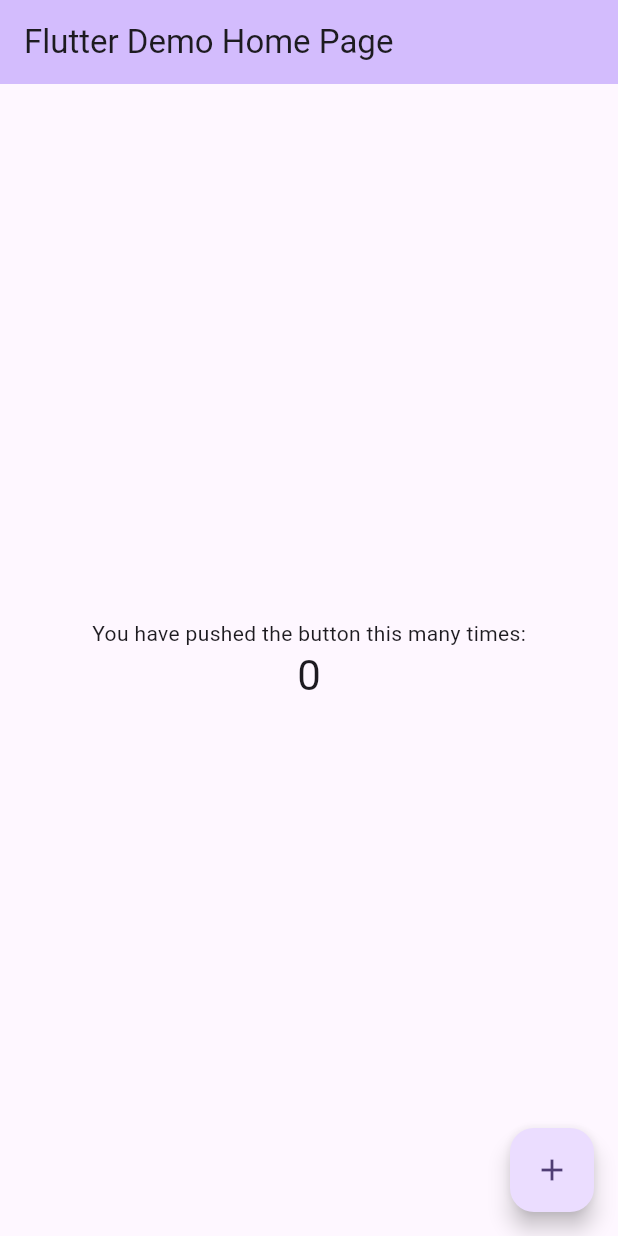
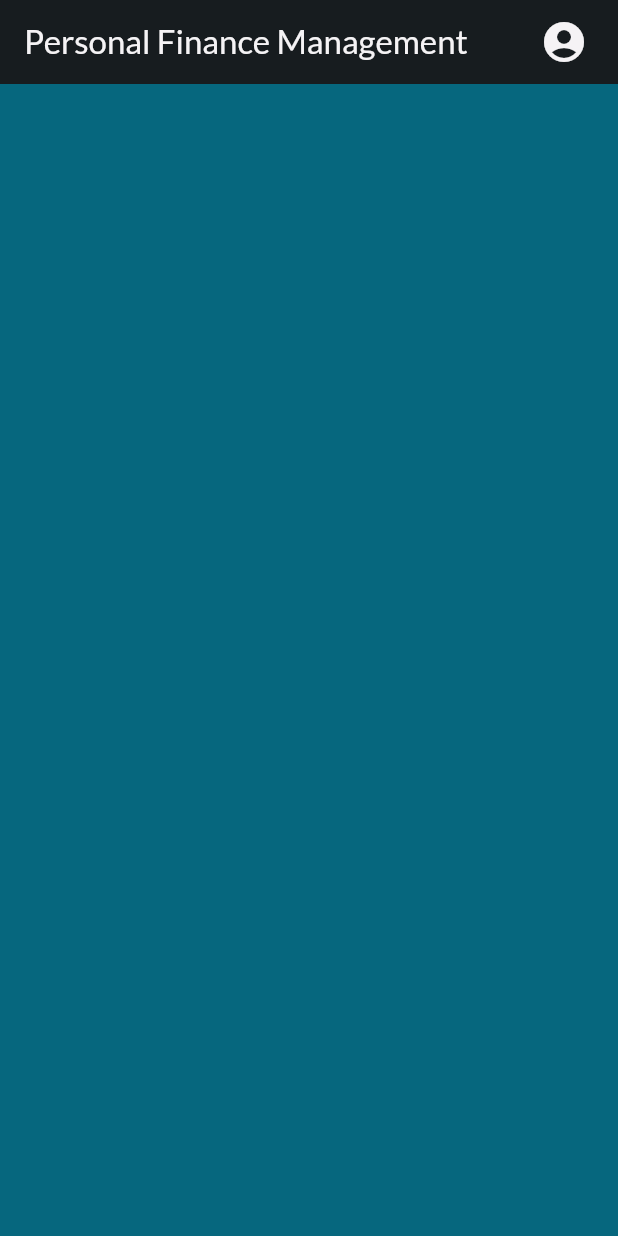
Before and after one commit to micheleDibi/PFM_APP, a Flutter app: the screen it shows after launch, on a phone screen of 412 x 824 dp. Run offline on Flutter 3.47's test engine with Material 3 defaults, Android fonts, the phone set to English and light mode, and no system bars; our stand-ins replace google_fonts, syncfusion_flutter_charts.

Commit message:
Aggiunta schermata di home

```diff
--- /dev/null
+++ b/lib/home.dart
@@ -0,0 +1,44 @@
+import 'package:flutter/material.dart';
+import 'package:google_fonts/google_fonts.dart';
+
+import 'package:syncfusion_flutter_charts/charts.dart';
+import 'package:syncfusion_flutter_charts/sparkcharts.dart';
+
+
+class HomeScreen extends StatefulWidget {
+  const HomeScreen({super.key});
+
+  @override
+  State<HomeScreen> createState() {
+    return _HomeScreenState();
+  }
+}
+
+class _HomeScreenState extends State<HomeScreen> {
+  @override
+  Widget build(BuildContext context) {
+    return Scaffold(
+      backgroundColor: Theme.of(context).colorScheme.primary,
+      appBar: AppBar(
+        backgroundColor: Theme.of(context).colorScheme.onSurface,
+        title: Text(
+          "Personal Finance Management",
+          style: GoogleFonts.lato(color: const Color.fromARGB(255, 245, 243, 245),),
+        ),
+        actions: [
+          Padding(
+            padding: const EdgeInsets.symmetric(horizontal: 12),
+            child: IconButton(
+              onPressed: () {},
+              icon: const Icon(
+                Icons.account_circle,
+                size: 32,
+                color: Color.fromARGB(255, 245, 243, 245),
+              ),
+            ),
+          ),
+        ],
+      ),
+    );
+  }
+}
--- a/lib/main.dart
+++ b/lib/main.dart
@@ -1,125 +1,23 @@
 import 'package:flutter/material.dart';
 
+import 'package:pfm_app/home.dart';
+
 void main() {
-  runApp(const MyApp());
+  runApp(const App());
 }
 
-class MyApp extends StatelessWidget {
-  const MyApp({super.key});
+class App extends StatelessWidget {
 
-  // This widget is the root of your application.
+  const App({super.key});
+
   @override
   Widget build(BuildContext context) {
     return MaterialApp(
-      title: 'Flutter Demo',
-      theme: ThemeData(
-        // This is the theme of your application.
-        //
-        // TRY THIS: Try running your application with "flutter run". You'll see
-        // the application has a purple toolbar. Then, without quitting the app,
-        // try changing the seedColor in the colorScheme below to Colors.green
-        // and then invoke "hot reload" (save your changes or press the "hot
-        // reload" button in a Flutter-supported IDE, or press "r" if you used
-        // the command line to start the app).
-        //
-        // Notice that the counter didn't reset back to zero; the application
-        // state is not lost during the reload. To reset the state, use hot
-        // restart instead.
-        //
-        // This works for code too, not just values: Most code changes can be
-        // tested with just a hot reload.
-        colorScheme: ColorScheme.fromSeed(seedColor: Colors.deepPurple),
-        useMaterial3: true,
+      title: 'Personal Finance Management',
+      theme: ThemeData().copyWith(
+        colorScheme: ColorScheme.fromSeed(seedColor: const Color.fromARGB(255, 37, 39, 40),),
       ),
-      home: const MyHomePage(title: 'Flutter Demo Home Page'),
+      home: const HomeScreen(),
     );
   }
 }
-
-class MyHomePage extends StatefulWidget {
-  const MyHomePage({super.key, required this.title});
-
-  // This widget is the home page of your application. It is stateful, meaning
-  // that it has a State object (defined below) that contains fields that affect
-  // how it looks.
-
-  // This class is the configuration for the state. It holds the values (in this
-  // case the title) provided by the parent (in this case the App widget) and
-  // used by the build method of the State. Fields in a Widget subclass are
-  // always marked "final".
-
-  final String title;
-
-  @override
-  State<MyHomePage> createState() => _MyHomePageState();
-}
-
-class _MyHomePageState extends State<MyHomePage> {
-  int _counter = 0;
-
-  void _incrementCounter() {
-    setState(() {
-      // This call to setState tells the Flutter framework that something has
-      // changed in this State, which causes it to rerun the build method below
-      // so that the display can reflect the updated values. If we changed
-      // _counter without calling setState(), then the build method would not be
-      // called again, and so nothing would appear to happen.
-      _counter++;
-    });
-  }
-
-  @override
-  Widget build(BuildContext context) {
-    // This method is rerun every time setState is called, for instance as done
-    // by the _incrementCounter method above.
-    //
-    // The Flutter framework has been optimized to make rerunning build methods
-    // fast, so that you can just rebuild anything that needs updating rather
-    // than having to individually change instances of widgets.
-    return Scaffold(
-      appBar: AppBar(
-        // TRY THIS: Try changing the color here to a specific color (to
-        // Colors.amber, perhaps?) and trigger a hot reload to see the AppBar
-        // change color while the other colors stay the same.
-        backgroundColor: Theme.of(context).colorScheme.inversePrimary,
-        // Here we take the value from the MyHomePage object that was created by
-        // the App.build method, and use it to set our appbar title.
-        title: Text(widget.title),
-      ),
-      body: Center(
-        // Center is a layout widget. It takes a single child and positions it
-        // in the middle of the parent.
-        child: Column(
-          // Column is also a layout widget. It takes a list of children and
-          // arranges them vertically. By default, it sizes itself to fit its
-          // children horizontally, and tries to be as tall as its parent.
-          //
-          // Column has various properties to control how it sizes itself and
-          // how it positions its children. Here we use mainAxisAlignment to
-          // center the children vertically; the main axis here is the vertical
-          // axis because Columns are vertical (the cross axis would be
-          // horizontal).
-          //
-          // TRY THIS: Invoke "debug painting" (choose the "Toggle Debug Paint"
-          // action in the IDE, or press "p" in the console), to see the
-          // wireframe for each widget.
-          mainAxisAlignment: MainAxisAlignment.center,
-          children: <Widget>[
-            const Text(
-              'You have pushed the button this many times:',
-            ),
-            Text(
-              '$_counter',
-              style: Theme.of(context).textTheme.headlineMedium,
-            ),
-          ],
-        ),
-      ),
-      floatingActionButton: FloatingActionButton(
-        onPressed: _incrementCounter,
-        tooltip: 'Increment',
-        child: const Icon(Icons.add),
-      ), // This trailing comma makes auto-formatting nicer for build methods.
-    );
-  }
-}
```
